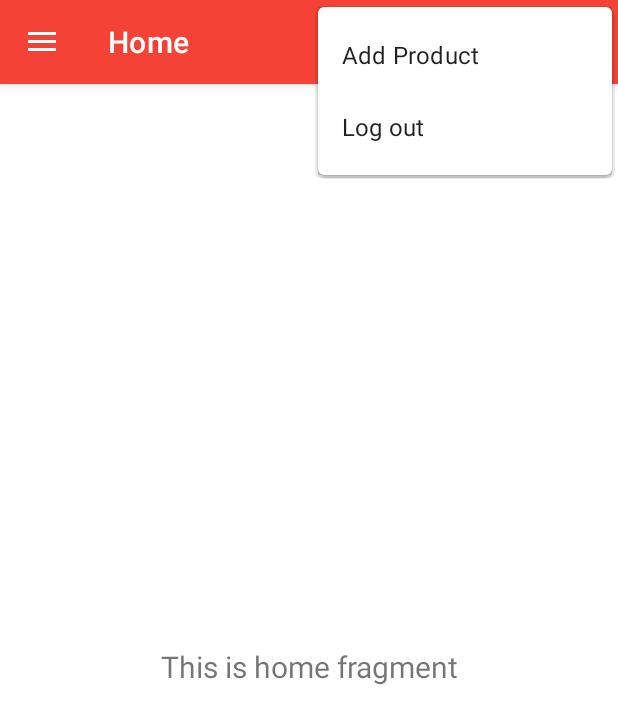
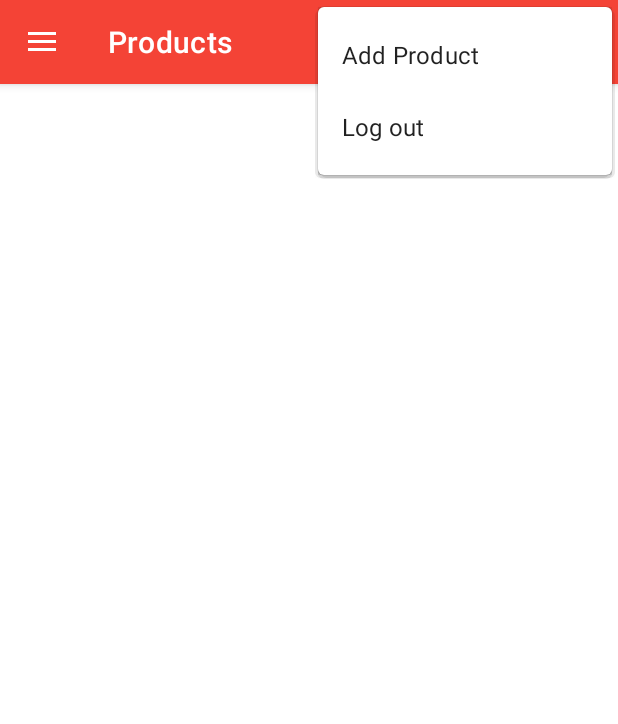
Before and after one commit to caobandoc/MarketPlaceMINTIC, an Android app: the PantallaPrincipal screen opened directly, with no data from a screen before it, with the options menu open, on a phone screen of 412 x 824 dp. Shown: the top 724 px of the screen. Run offline under Robolectric (Android 15) with nearby library versions, the phone set to English and light mode, and no system bars; our stand-ins replace Firebase (no records; nobody signed in at launch, a user with empty details on screens opened directly), navigation-ui; 1 statement that could not run was skipped.

Commit message:
Ultimos cambios para APK y gradel

```diff
--- a/app/build.gradle
+++ b/app/build.gradle
@@ -64,4 +64,6 @@ dependencies {
 
     implementation 'com.google.android.gms:play-services-maps:17.0.1'
 
+    implementation "org.jetbrains.kotlin:kotlin-reflect:1.5.21"
+
 }
--- a/app/src/main/java/com/caoc/marketplace/PantallaPrincipal.java
+++ b/app/src/main/java/com/caoc/marketplace/PantallaPrincipal.java
@@ -79,7 +79,7 @@ public class PantallaPrincipal extends AppCompatActivity {
         // Passing each menu ID as a set of Ids because each
         // menu should be considered as top level destinations.
         mAppBarConfiguration = new AppBarConfiguration.Builder(
-                R.id.nav_home, R.id.nav_products, R.id.nav_favorite, R.id.nav_cart)
+                R.id.nav_products, R.id.nav_favorite, R.id.nav_cart)
                 .setDrawerLayout(drawer)
                 .build();
         NavController navController = Navigation.findNavController(this, R.id.nav_host_fragment_content_pantalla_principal);
--- a/app/src/main/res/drawable-xxxhdpi/ic_email.xml
+++ b/app/src/main/res/drawable-xxxhdpi/ic_email.xml
@@ -1,7 +1,7 @@
 <!-- drawable/email.xml -->
 <vector xmlns:android="http://schemas.android.com/apk/res/android"
-    android:height="24dp"
-    android:width="24dp"
+    android:height="48dp"
+    android:width="48dp"
     android:viewportWidth="24"
     android:viewportHeight="24">
     <path android:fillColor="#000" android:pathData="M20,8L12,13L4,8V6L12,11L20,6M20,4H4C2.89,4 2,4.89 2,6V18A2,2 0 0,0 4,20H20A2,2 0 0,0 22,18V6C22,4.89 21.1,4 20,4Z" />
--- a/app/src/main/res/layout/activity_product_detail.xml
+++ b/app/src/main/res/layout/activity_product_detail.xml
@@ -46,8 +46,9 @@
                 />
 
             <TextView
-                android:layout_width="wrap_content"
+                android:layout_width="match_parent"
                 android:layout_height="wrap_content"
+                android:maxHeight="100dp"
                 android:layout_marginTop="8dp"
                 android:text="descripcion"
                 android:id="@+id/tv_description"
--- a/app/src/main/res/menu/activity_main_drawer.xml
+++ b/app/src/main/res/menu/activity_main_drawer.xml
@@ -4,10 +4,6 @@
     tools:showIn="navigation_view">
 
     <group android:checkableBehavior="single">
-        <item
-            android:id="@+id/nav_home"
-            android:icon="@drawable/ic_menu_camera"
-            android:title="@string/menu_home" />
         <item
             android:id="@+id/nav_products"
             android:icon="@drawable/ic_menu_basket"
--- a/app/src/main/res/navigation/mobile_navigation.xml
+++ b/app/src/main/res/navigation/mobile_navigation.xml
@@ -3,13 +3,7 @@
     xmlns:app="http://schemas.android.com/apk/res-auto"
     xmlns:tools="http://schemas.android.com/tools"
     android:id="@+id/mobile_navigation"
-    app:startDestination="@+id/nav_home">
-
-    <fragment
-        android:id="@+id/nav_home"
-        android:name="com.caoc.marketplace.ui.home.HomeFragment"
-        android:label="@string/menu_home"
-        tools:layout="@layout/fragment_home" />
+    app:startDestination="@+id/nav_products">
 
     <fragment
         android:id="@+id/nav_products"
```
Also changed, not shown: app/src/main/res/layout-sw600dp/activity_product_detail.xml (+17 -2 lines).
